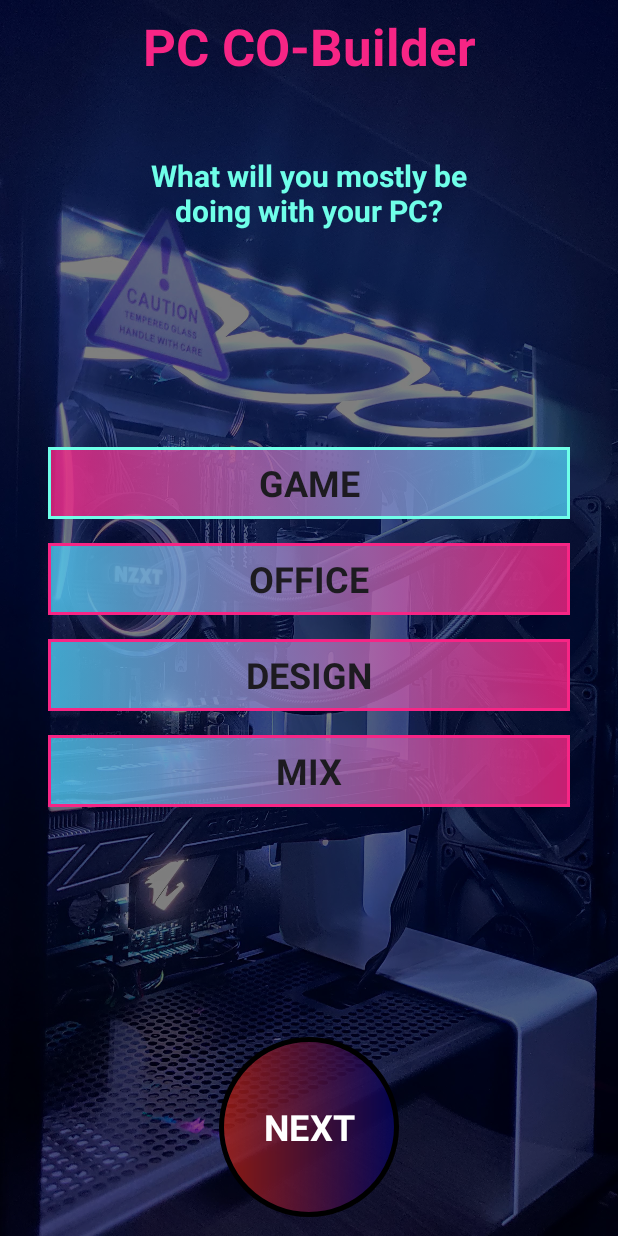
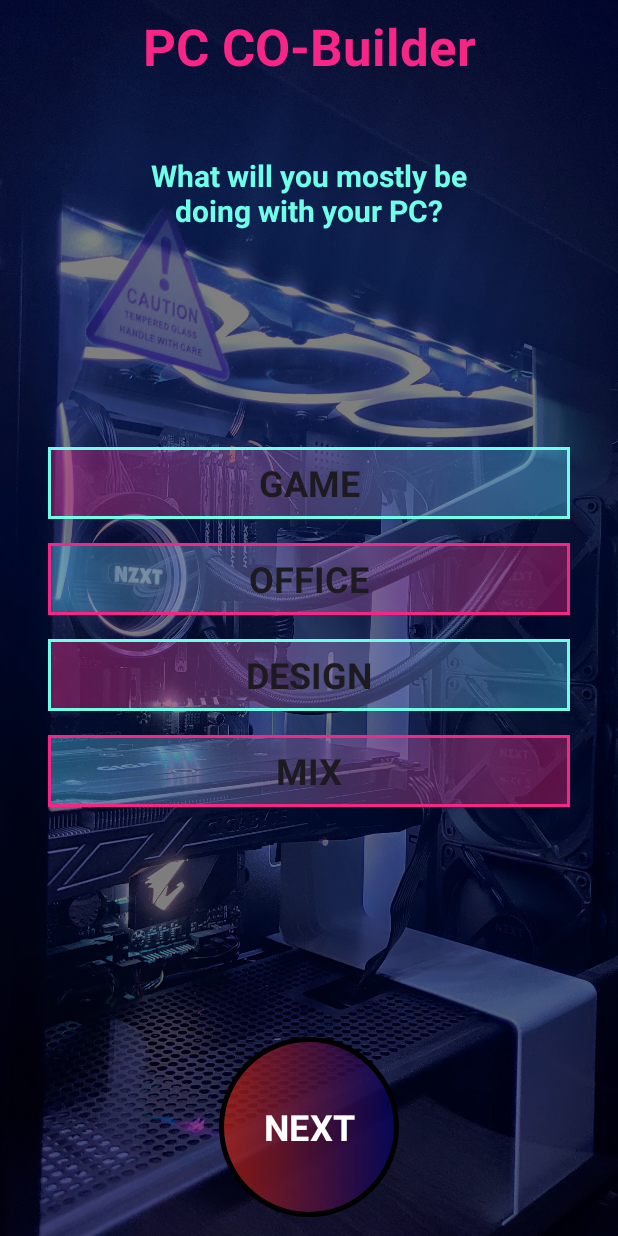
Before and after one commit to H2SO4-1191/pc-co-builder, an Android app: the Purpose screen opened directly, with no data from a screen before it, on a phone screen of 412 x 824 dp. Run offline under Robolectric (Android 15) with nearby library versions, the phone set to English and light mode, and no system bars; Roboto replaces fonts that are not available here.

Commit message:
Transition and other changes in drawables

```diff
--- a/app/build.gradle.kts
+++ b/app/build.gradle.kts
@@ -33,6 +33,9 @@ android {
     kotlinOptions {
         jvmTarget = "1.8"
     }
+    buildFeatures{
+        viewBinding = true
+    }
 }
 
 dependencies {
--- a/app/src/main/res/drawable/recbutton.xml
+++ b/app/src/main/res/drawable/recbutton.xml
@@ -1,6 +1,6 @@
 <?xml version="1.0" encoding="utf-8"?>
 <shape xmlns:android="http://schemas.android.com/apk/res/android" android:shape="rectangle">
-    <gradient android:startColor="#CCf72585" android:endColor="#CC4cc9f0" android:type="linear"/>
+    <gradient android:startColor="#61f72585" android:endColor="#614cc9f0" android:type="linear"/>
     <stroke android:color="@color/fore"
         android:width="2dp" />
 </shape>
--- a/app/src/main/res/drawable/recbutton2.xml
+++ b/app/src/main/res/drawable/recbutton2.xml
@@ -1,6 +1,6 @@
 <?xml version="1.0" encoding="utf-8"?>
 <shape xmlns:android="http://schemas.android.com/apk/res/android" android:shape="rectangle">
-    <gradient android:startColor="#CC4cc9f0" android:endColor="#CCf72585" android:type="linear"/>
+    <gradient android:startColor="#614cc9f0" android:endColor="#61f72585" android:type="linear"/>
     <stroke android:color="#f72585"
         android:width="2dp" />
 </shape>
--- /dev/null
+++ b/app/src/main/res/drawable/rippletri.xml
@@ -0,0 +1,4 @@
+<?xml version="1.0" encoding="utf-8"?>
+<ripple xmlns:android="http://schemas.android.com/apk/res/android" android:color="#f72585"
+    android:radius="60dp">
+</ripple>
--- a/app/src/main/res/layout/activity_purpose.xml
+++ b/app/src/main/res/layout/activity_purpose.xml
@@ -16,7 +16,8 @@
         app:layout_constraintBottom_toBottomOf="parent"
         app:layout_constraintEnd_toEndOf="parent"
         app:layout_constraintStart_toStartOf="parent"
-        app:layout_constraintTop_toTopOf="parent" />
+        app:layout_constraintTop_toTopOf="parent"
+        android:contentDescription="@string/backgroundDes"/>
 
     <TextView
         android:id="@+id/shadow"
@@ -61,7 +62,7 @@
         app:layout_constraintTop_toBottomOf="@+id/textView" />
 
     <Button
-        android:id="@+id/button"
+        android:id="@+id/build"
         android:layout_width="120dp"
         android:layout_height="120dp"
         android:layout_marginStart="8dp"
@@ -70,7 +71,7 @@
         android:backgroundTint="@null"
         android:background="@drawable/tributton"
         android:fontFamily="@font/aclonica"
-        android:foreground="@drawable/ripple"
+        android:foreground="@drawable/rippletri"
         android:text="@string/next"
         android:textAlignment="center"
         android:textSize="24sp"
@@ -130,11 +131,11 @@
             tools:text="@string/office" />
 
         <ToggleButton
-            android:id="@+id/toggleButton3"
+            android:id="@+id/design"
             android:layout_width="match_parent"
             android:layout_height="wrap_content"
             android:layout_marginBottom="16dp"
-            android:background="@drawable/swicth2"
+            android:background="@drawable/swicth"
             android:backgroundTint="@null"
             android:fontFamily="@font/alike_angular"
             android:foreground="@drawable/ripple"
@@ -147,10 +148,10 @@
             tools:text="@string/design" />
 
         <ToggleButton
-            android:id="@+id/toggleButton4"
+            android:id="@+id/mix"
             android:layout_width="match_parent"
             android:layout_height="wrap_content"
-            android:background="@drawable/recbutton2"
+            android:background="@drawable/swicth2"
             android:backgroundTint="@null"
             android:fontFamily="@font/alike_angular"
             android:foreground="@drawable/ripple"
--- a/app/src/main/res/values/strings.xml
+++ b/app/src/main/res/values/strings.xml
@@ -10,4 +10,6 @@
     <string name="design">DESIGN</string>
     <string name="mix">MIX</string>
     <string name="next">NEXT</string>
+    <string name="backgroundDes">Background image of a high end PC</string>
+    <string name="logoDes">Image of the H2SO4-1191 logo</string>
 </resources>
```
Also changed, not shown: app/src/main/java/com/h2so4/matchmake/MainActivity.kt (+9 -2 lines), app/src/main/res/layout/activity_main.xml (+5 -3 lines).
